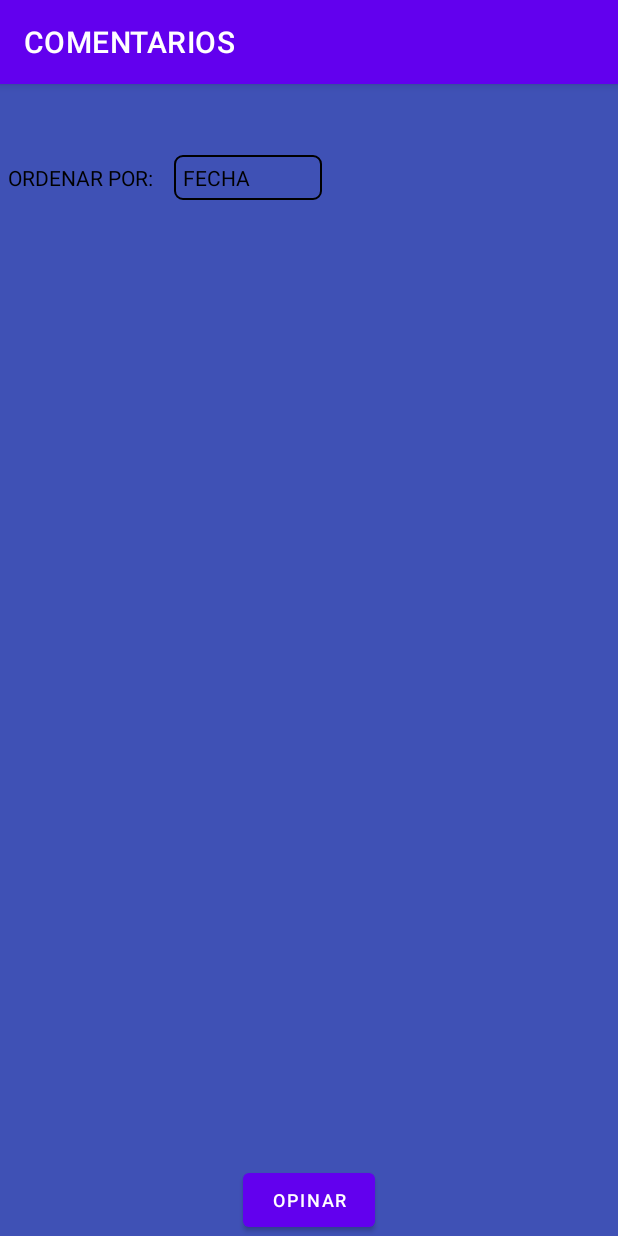
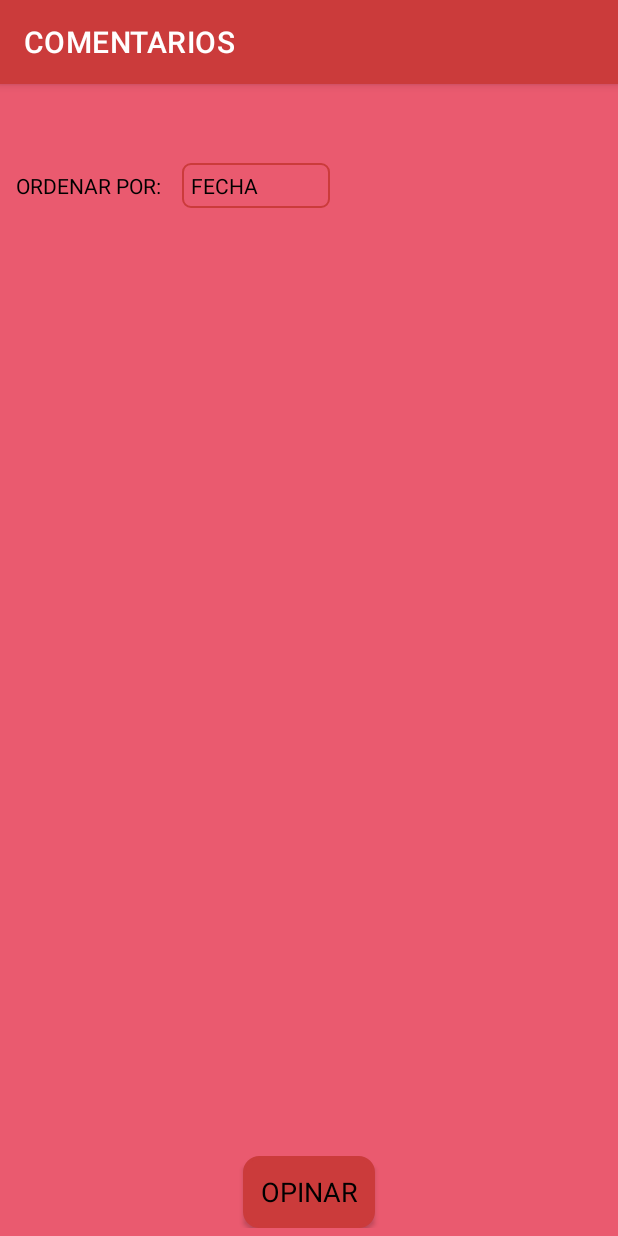
Before and after one commit to miltonbernhardt/FutbolParaTroncos, an Android app: the ActivityComments screen opened directly, with no data from a screen before it, on a phone screen of 412 x 824 dp. Run offline under Robolectric (Android 15) with nearby library versions, the phone set to English and light mode, and no system bars; our stand-ins replace Room's generated code; libraries missing offline, so code that uses them is left out: rx.android.schedulers, rx.schedulers; 3 statements that could not run were skipped.

Commit message:
se terminaron las bases del recycler

```diff
--- /dev/null
+++ b/app/src/main/res/drawable/button_background.xml
@@ -0,0 +1,6 @@
+<?xml version="1.0" encoding="utf-8"?>
+<shape xmlns:android="http://schemas.android.com/apk/res/android">
+    <solid android:color="@color/colorSecondary" />
+    <corners android:radius="10dp" />
+    <stroke android:width="2dp" android:color="@color/black" />
+</shape>
--- /dev/null
+++ b/app/src/main/res/drawable/edit_text_background.xml
@@ -0,0 +1,6 @@
+<?xml version="1.0" encoding="utf-8"?>
+<shape xmlns:android="http://schemas.android.com/apk/res/android">
+    <solid android:color="@color/colorOnPrimary" />
+    <corners android:radius="10dp" />
+    <stroke android:width="2dp" android:color="@color/black" />
+</shape>
--- /dev/null
+++ b/app/src/main/res/drawable/rating_background.xml
@@ -0,0 +1,5 @@
+<?xml version="1.0" encoding="utf-8"?>
+<shape xmlns:android="http://schemas.android.com/apk/res/android">
+    <solid android:color="@color/colorSecondary" />
+    <corners android:radius="50dp" />
+</shape>
--- a/app/src/main/res/drawable/spinner_background.xml
+++ b/app/src/main/res/drawable/spinner_background.xml
@@ -4,5 +4,5 @@
     <corners android:radius="5dp" />
     <stroke
         android:width="1dp"
-        android:color="@color/colorOnSecondary" />
+        android:color="@color/colorPrimary" />
 </shape>
--- a/app/src/main/res/layout/activity_comments_recycler.xml
+++ b/app/src/main/res/layout/activity_comments_recycler.xml
@@ -2,9 +2,10 @@
 <LinearLayout xmlns:android="http://schemas.android.com/apk/res/android"
     xmlns:app="http://schemas.android.com/apk/res-auto"
     xmlns:tools="http://schemas.android.com/tools"
+    style="@style/ButtonStyle"
     android:layout_width="match_parent"
     android:layout_height="match_parent"
-    android:background="@color/colorAccent"
+    android:background="@color/colorBackground"
     android:gravity="center"
     android:orientation="vertical">
 
@@ -15,8 +16,6 @@
         android:layout_height="wrap_content"
         android:layout_gravity="start"
         android:padding="@dimen/padding_container"
-        android:textAllCaps="true"
-        android:textColor="@color/colorOnSecondary"
         android:textSize="@dimen/size_subtitle" />
 
     <LinearLayout
@@ -31,10 +30,7 @@
             android:id="@+id/lblOrderComments"
             android:layout_width="wrap_content"
             android:layout_height="wrap_content"
-            android:text="@string/lblOrder"
-            android:textAllCaps="true"
-            android:textColor="@color/colorOnSecondary"
-            android:textSize="@dimen/size_sub_subtitle" />
+            android:text="@string/lblOrder" />
 
         <Space
             android:layout_width="@dimen/space"
@@ -66,10 +62,11 @@
 
         <Button
             android:id="@+id/btnMakeOpinion"
+            style="@style/ButtonStyle"
             android:layout_width="wrap_content"
             android:layout_height="wrap_content"
             android:text="@string/btnMakeOpinion"
-            android:textSize="@dimen/size_text_small_button" />
+            android:textSize="@dimen/size_text_button" />
     </LinearLayout>
 
 </LinearLayout>
--- a/app/src/main/res/layout/activity_new_comment.xml
+++ b/app/src/main/res/layout/activity_new_comment.xml
@@ -4,7 +4,7 @@
     xmlns:tools="http://schemas.android.com/tools"
     android:layout_width="match_parent"
     android:layout_height="match_parent"
-    android:background="@color/colorAccent"
+    android:background="@color/colorBackground"
     android:gravity="center"
     android:orientation="vertical">
 
--- a/app/src/main/res/values/colors.xml
+++ b/app/src/main/res/values/colors.xml
@@ -1,15 +1,30 @@
 <?xml version="1.0" encoding="utf-8"?>
 <resources>
-    <color name="purple_200">#FFBB86FC</color>
+    <!--<color name="purple_200">#FFBB86FC</color>
     <color name="purple_500">#FF6200EE</color>
     <color name="purple_700">#FF3700B3</color>
     <color name="teal_200">#FF03DAC5</color>
     <color name="teal_700">#FF018786</color>
+    -->
+
     <color name="black">#FF000000</color>
     <color name="white">#FFFFFFFF</color>
 
 
-    <color name="colorPrimary">@color/purple_500</color>
+    <color name="colorPrimary">#cb3b3b</color>
+    <color name="colorPrimaryVariant">#85203b</color>
+    <color name="colorOnPrimary">#e0c45c</color>
+
+    <color name="colorSecondary">#086972</color>
+    <color name="colorSecondaryVariant">#a7ff83</color>
+    <color name="colorOnSecondary">#17b978</color>
+
+    <color name="colorBackground">@color/colorAccent</color>
+
+    <color name="colorSurface">@color/colorPrimary</color>
+    <color name="colorAccent">#EA5A6F</color>
+
+    <!--<color name="colorPrimary">@color/purple_500</color>
     <color name="colorPrimaryVariant">@color/purple_700</color>
     <color name="colorOnPrimary">@color/white</color>
     <color name="colorOnPrimaryVariant">@color/purple_200</color>
@@ -20,7 +35,7 @@
     <color name="colorSecondaryVariant">@color/teal_700</color>
     <color name="colorOnSecondary">@color/black</color>
 
-    <color name="colorAccent">#3F51B5</color>
+    <color name="colorAccent">#3F51B5</color>-->
 
     <color name="editTextError">#ED3C4B</color>
     <color name="editTextEnabledValid">#787677</color>
--- a/app/src/main/res/values/strings.xml
+++ b/app/src/main/res/values/strings.xml
@@ -38,7 +38,7 @@
     <!-- activity_session -->
 
     <string name="btnLogin">Iniciar sesión</string>
-    <string name="hintNameUser">Ingrese nombre de usuario</string>
+    <string name="hintNameUser">Nombre de usuario</string>
     <string name="hintTextPass">Contraseña</string>
 
     <!-- AppRepository -->
--- a/app/src/main/res/values/themes.xml
+++ b/app/src/main/res/values/themes.xml
@@ -1,26 +1,54 @@
 <resources xmlns:tools="http://schemas.android.com/tools">
     <!-- Base application theme. -->
     <style name="Theme.FutbolParaTroncos" parent="Theme.MaterialComponents.DayNight.DarkActionBar">
-        <!-- Primary brand color. -->
         <item name="colorPrimary">@color/colorPrimary</item>
         <item name="colorPrimaryVariant">@color/colorPrimaryVariant</item>
         <item name="colorOnPrimary">@color/colorOnPrimary</item>
 
-        <item name="colorSurface">?attr/colorPrimary</item>
-
-        <!-- Secondary brand color. -->
         <item name="colorSecondary">@color/colorSecondary</item>
         <item name="colorSecondaryVariant">@color/colorSecondaryVariant</item>
         <item name="colorOnSecondary">@color/colorOnSecondary</item>
-        <!-- Status bar color. -->
+
+        <item name="colorSurface">?attr/colorPrimary</item>
         <item name="android:statusBarColor" tools:targetApi="l">@color/colorPrimary</item>
-        <!-- Customize your theme here. -->
 
+        <item name="android:textColor">@color/black</item>
         <item name="android:spinnerDropDownItemStyle">@style/AppSpinnerDropDownItem</item>
+        <item name="android:textViewStyle">@style/TextViewStyle</item>
+        <item name="android:editTextStyle">@style/EditTextStyle</item>
+        <item name="android:buttonStyle">@style/ButtonStyle</item>
     </style>
 
     <style name="AppSpinnerDropDownItem" parent="Base.Widget.AppCompat.DropDownItem.Spinner">
         <item name="android:background">@drawable/spinner_background</item>
     <!--ToDo Theme setear bien el tema de los spinner-->
     </style>
+
+    <style name="TextViewStyle" parent="android:Widget.TextView">
+        <item name="android:layout_height">wrap_content</item>
+        <item name="android:layout_width">wrap_content</item>
+        <item name="android:textSize">@dimen/size_sub_subtitle</item>
+        <item name="android:textColor">@color/black</item>
+        <item name="android:textAllCaps">true</item>
+    </style>
+
+    <style name="EditTextStyle" parent="android:Widget.EditText">
+        <item name="android:layout_height">wrap_content</item>
+        <item name="android:layout_width">wrap_content</item>
+        <item name="android:padding">@dimen/padding_container</item>
+        <item name="android:background">@drawable/edit_text_background</item>
+        <item name="android:textSize">@dimen/size_subtitle</item>
+        <item name="android:textColor">@color/black</item>
+        <item name="android:textColorHint">@color/colorSecondary</item>
+    </style>
+
+    <style name="ButtonStyle" parent="android:Widget.Button">
+        <item name="android:layout_height">wrap_content</item>
+        <item name="android:layout_width">wrap_content</item>
+        <item name="android:padding">@dimen/padding_container</item>
+        <item name="android:background">@drawable/button_background</item>
+        <item name="android:textSize">@dimen/size_text_button</item>
+        <item name="android:textColor">@color/black</item>
+        <item name="android:textAllCaps">true</item>
+    </style>
 </resources>
```
Also changed, not shown: app/src/main/java/dam/app/model/Comment.java (+11 -0 lines), app/src/main/res/layout/activity_fields_recycler.xml (+2 -5 lines), app/src/main/res/layout/activity_menu.xml (+7 -19 lines), app/src/main/res/layout/activity_new_reserve.xml (+6 -4 lines), app/src/main/res/layout/activity_reserves.xml (+6 -4 lines), app/src/main/res/layout/activity_session.xml (+14 -7 lines), app/src/main/res/layout/row_comment.xml (+5 -7 lines), app/src/main/res/layout/row_field.xml (+5 -7 lines).
